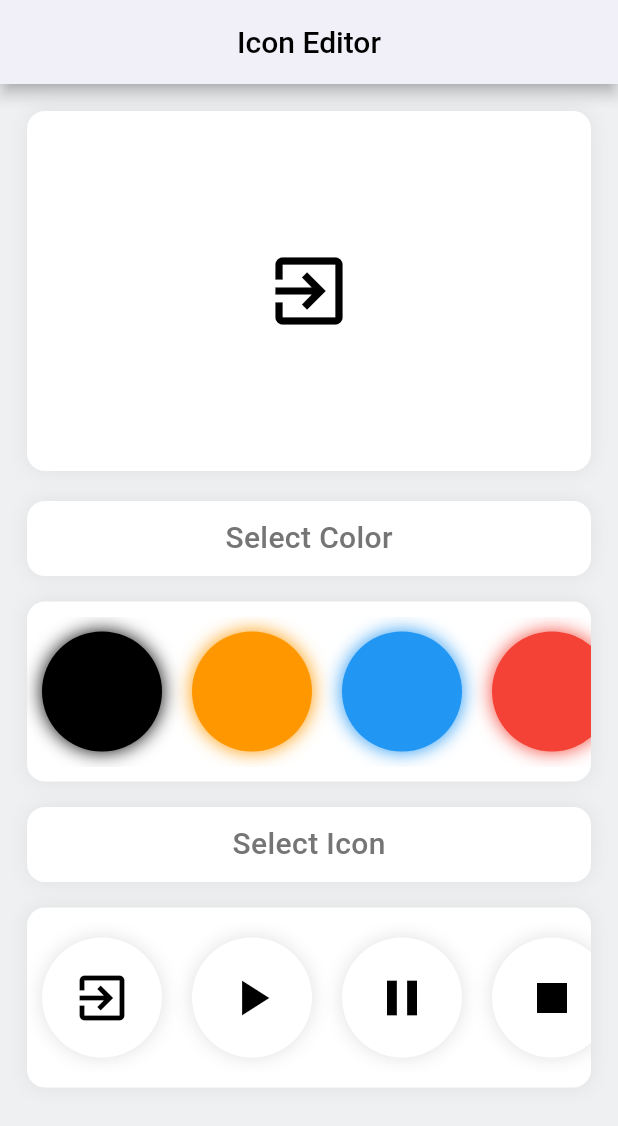
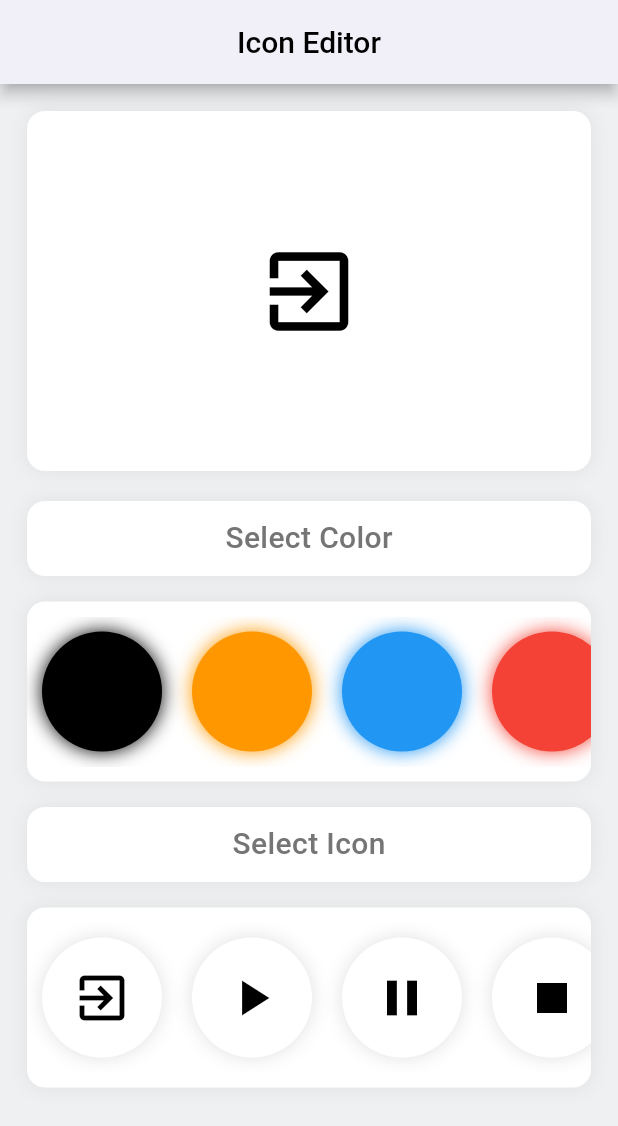
Before and after one commit to Zimil-Patel/e_commerce_tasks, a Flutter app: the screen it shows after launch, on a phone screen of 412 x 824 dp. Shown: the top 1126 px of the screen. Run offline on Flutter 3.47's test engine with Material 3 defaults, Android fonts, the phone set to English and light mode, and no system bars.

Commit message:
05-02-2024

```diff
--- a/lib/5.4/IconEditor.dart
+++ b/lib/5.4/IconEditor.dart
@@ -1,9 +1,5 @@
 import 'package:e_commerce_tasks/main.dart';
-import 'package:e_commerce_tasks/util/iconList.dart';
 import 'package:flutter/material.dart';
-
-
-
 
 class IconEditor extends StatefulWidget {
   const IconEditor({super.key});
@@ -22,61 +18,41 @@ List iconColorList = [
   Colors.grey
 ];
 
-Color defaultColor = iconColorList[0];
+int selectedIcon = 0;
+int selectedColor = 0;
 
-Icon defaultIcon = displayIconList[0]['icon'];
-double displayIconSize = 60;
-double listIconSize = 40;
-
-
-List listIcon = [
-  {'name': 'Exit', 'icon':  Icon(Icons.exit_to_app, size: listIconSize, color: defaultColor,)},
-  {'name': 'Play', 'icon':  Icon(Icons.play_arrow, size: listIconSize, color: defaultColor)},
-  {'name': 'Pause', 'icon':  Icon(Icons.pause, size: listIconSize, color: defaultColor)},
-  {'name': 'Stop', 'icon':  Icon(Icons.stop, size: listIconSize, color: defaultColor)},
-  {'name': 'Close', 'icon':  Icon(Icons.close, size: listIconSize, color: defaultColor)},
-  {'name': 'Delete', 'icon':  Icon(Icons.delete, size: listIconSize, color: defaultColor)},
-  {'name': 'Email', 'icon':  Icon(Icons.email, size: listIconSize, color: defaultColor)},
-  {'name': 'Book', 'icon':  Icon(Icons.book, size: listIconSize, color: defaultColor)},
-  {'name': 'Star', 'icon':  Icon(Icons.star, size: listIconSize, color: defaultColor)},
-];
-
-List displayIconList = [
-  {'name': 'Exit', 'icon':  Icon(Icons.exit_to_app, size: displayIconSize, color: defaultColor,)},
-  {'name': 'Play', 'icon':  Icon(Icons.play_arrow, size: displayIconSize, color: defaultColor)},
-  {'name': 'Pause', 'icon':  Icon(Icons.pause, size: displayIconSize, color: defaultColor)},
-  {'name': 'Stop', 'icon':  Icon(Icons.stop, size: displayIconSize, color: defaultColor)},
-  {'name': 'Close', 'icon':  Icon(Icons.close, size: displayIconSize, color: defaultColor)},
-  {'name': 'Delete', 'icon':  Icon(Icons.delete, size: displayIconSize, color: defaultColor)},
-  {'name': 'Email', 'icon':  Icon(Icons.email, size: displayIconSize, color: defaultColor)},
-  {'name': 'Book', 'icon':  Icon(Icons.book, size: displayIconSize, color: defaultColor)},
-  {'name': 'Star', 'icon':  Icon(Icons.star, size: displayIconSize, color: defaultColor)},
+List currentIconList = [
+  Icons.exit_to_app,
+  Icons.play_arrow,
+  Icons.pause,
+  Icons.stop,
+  Icons.close,
+  Icons.delete,
+  Icons.email,
+  Icons.book,
+  Icons.star,
 ];
 
 class _IconEditorState extends State<IconEditor> {
-
-
   @override
   Widget build(BuildContext context) {
-
-
-
     return MaterialApp(
       debugShowCheckedModeBanner: false,
-
       home: Scaffold(
         backgroundColor: const Color(0xffeef0f2),
-
-        appBar: addAppBar(title: 'Icon Editor', textColor: Colors.black, bgColor: Colors.white, centerTitle: true),
-
+        appBar: addAppBar(
+            title: 'Icon Editor',
+            textColor: Colors.black,
+            bgColor: Colors.white,
+            centerTitle: true),
         body: SingleChildScrollView(
           child: Column(
             children: [
-              displayIcon(icon: defaultIcon, iconColor: defaultColor),
+              displayIcon(),
               addTitle('Select Color'),
-              addRow(currentList: iconColorList, forRow: "Color"),
+              addRow(forRow: "Color"),
               addTitle('Select Icon'),
-              addRow(currentList: listIcon, forRow: "Icon"),
+              addRow(forRow: "Icon"),
             ],
           ),
         ),
@@ -84,9 +60,8 @@ class _IconEditorState extends State<IconEditor> {
     );
   }
 
-
   //main icon dsiplay
-  Widget displayIcon({required Icon icon, required Color iconColor}){
+  Widget displayIcon() {
     return Container(
         height: 240,
         width: double.infinity,
@@ -101,15 +76,16 @@ class _IconEditorState extends State<IconEditor> {
                 spreadRadius: 0,
                 color: Colors.grey.shade300,
               )
-        ]
-      ),
-      child: icon
-    );
+            ]),
+        child: Icon(
+          currentIconList[selectedIcon],
+          size: 70,
+          color: iconColorList[selectedColor],
+        ));
   }
 
   //title container
-  Widget addTitle(String titleName){
-
+  Widget addTitle(String titleName) {
     return Container(
         height: 50,
         width: double.infinity,
@@ -124,16 +100,18 @@ class _IconEditorState extends State<IconEditor> {
                 spreadRadius: 0,
                 color: Colors.grey.shade300,
               )
-            ]
-        ),
-        child: Text(titleName, style: TextStyle(fontSize: 20, color: Colors.grey.shade600, fontWeight: FontWeight.w500),)
-    );
-
+            ]),
+        child: Text(
+          titleName,
+          style: TextStyle(
+              fontSize: 20,
+              color: Colors.grey.shade600,
+              fontWeight: FontWeight.w500),
+        ));
   }
 
   //color row
-  Widget addRow({required List currentList, required String forRow}){
-
+  Widget addRow({required String forRow}) {
     return Container(
         height: 120,
         width: double.infinity,
@@ -148,54 +126,31 @@ class _IconEditorState extends State<IconEditor> {
                 spreadRadius: 0,
                 color: Colors.grey.shade300,
               )
-            ]
-        ),
+            ]),
         child: SingleChildScrollView(
           scrollDirection: Axis.horizontal,
           child: Row(
             children: [
-              if(forRow == "Color")
-                ...List.generate(currentList.length, (index) => addColorBtn(currentColor: currentList[index]))
+              if (forRow == "Color")
+                ...List.generate(
+                    iconColorList.length,
+                    (index) => addColorBtn(
+                        currentColor: iconColorList[index], index: index))
               else
-                ...List.generate(currentList.length, (index) => addIconBtn(currentIcon: currentList[index]['icon'], index: index))
+                ...List.generate(
+                    currentIconList.length, (index) => addIconBtn(index: index))
             ],
           ),
-        )
-    );
-
+        ));
   }
 
-  Widget addColorBtn({required Color currentColor}){
+  Widget addColorBtn({required Color currentColor, required int index}) {
     return Padding(
       padding: const EdgeInsets.all(10.0),
       child: InkWell(
-        onTap: (){
+        onTap: () {
           setState(() {
-            defaultColor = currentColor;
-            displayIconList.clear();
-
-              displayIconList.add({'name': 'Exit', 'icon':  Icon(Icons.exit_to_app, size: displayIconSize, color: defaultColor,)});
-              displayIconList.add({'name': 'Play', 'icon':  Icon(Icons.play_arrow, size: displayIconSize, color: defaultColor)});
-              displayIconList.add({'name': 'Pause', 'icon':  Icon(Icons.pause, size: displayIconSize, color: defaultColor)});
-              displayIconList.add({'name': 'Stop', 'icon':  Icon(Icons.stop, size: displayIconSize, color: defaultColor)});
-              displayIconList.add({'name': 'Close', 'icon':  Icon(Icons.close, size: displayIconSize, color: defaultColor)});
-              displayIconList.add({'name': 'Delete', 'icon':  Icon(Icons.delete, size: displayIconSize, color: defaultColor)});
-              displayIconList.add({'name': 'Email', 'icon':  Icon(Icons.email, size: displayIconSize, color: defaultColor)});
-              displayIconList.add({'name': 'Book', 'icon':  Icon(Icons.book, size: displayIconSize, color: defaultColor)});
-              displayIconList.add({'name': 'Star', 'icon':  Icon(Icons.star, size: displayIconSize, color: defaultColor)});
-
-            listIcon.clear();
-            listIcon.add({'name': 'Exit', 'icon':  Icon(Icons.exit_to_app, size: displayIconSize, color: defaultColor,)});
-            listIcon.add({'name': 'Play', 'icon':  Icon(Icons.play_arrow, size: displayIconSize, color: defaultColor)});
-            listIcon.add({'name': 'Pause', 'icon':  Icon(Icons.pause, size: displayIconSize, color: defaultColor)});
-            listIcon.add({'name': 'Stop', 'icon':  Icon(Icons.stop, size: displayIconSize, color: defaultColor)});
-            listIcon.add({'name': 'Close', 'icon':  Icon(Icons.close, size: displayIconSize, color: defaultColor)});
-            listIcon.add({'name': 'Delete', 'icon':  Icon(Icons.delete, size: displayIconSize, color: defaultColor)});
-            listIcon.add({'name': 'Email', 'icon':  Icon(Icons.email, size: displayIconSize, color: defaultColor)});
-            listIcon.add({'name': 'Book', 'icon':  Icon(Icons.book, size: displayIconSize, color: defaultColor)});
-            listIcon.add({'name': 'Star', 'icon':  Icon(Icons.star, size: displayIconSize, color: defaultColor)});
-            print(defaultColor);
-
+            selectedColor = index;
           });
         },
         borderRadius: BorderRadius.circular(100),
@@ -212,21 +167,20 @@ class _IconEditorState extends State<IconEditor> {
                     spreadRadius: 0,
                     color: currentColor,
                   )
-                ]
-            ),
+                ]),
           ),
         ),
       ),
     );
   }
 
-  Widget addIconBtn({required Icon currentIcon, required int index}){
+  Widget addIconBtn({required int index}) {
     return Padding(
       padding: const EdgeInsets.all(10.0),
       child: InkWell(
-        onTap: (){
+        onTap: () {
           setState(() {
-            defaultIcon = displayIconList[index]['icon'];
+            selectedIcon = index;
           });
         },
         borderRadius: BorderRadius.circular(100),
@@ -243,10 +197,12 @@ class _IconEditorState extends State<IconEditor> {
                     spreadRadius: 0,
                     color: Colors.grey.shade300,
                   )
-                ]
+                ]),
+            child: Icon(
+              currentIconList[index],
+              size: 40,
+              color: iconColorList[selectedColor],
             ),
-
-            child: currentIcon,
           ),
         ),
       ),
```
Lines whose indentation alone changed are shown as unchanged.
